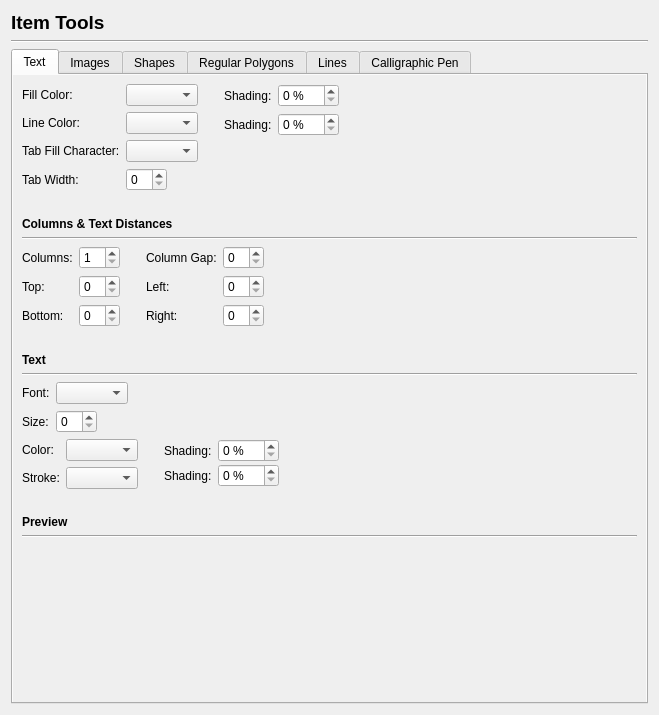
Old version of the form scribus/ui/prefs_itemtoolsbase.ui in the repository scribusproject/scribus.
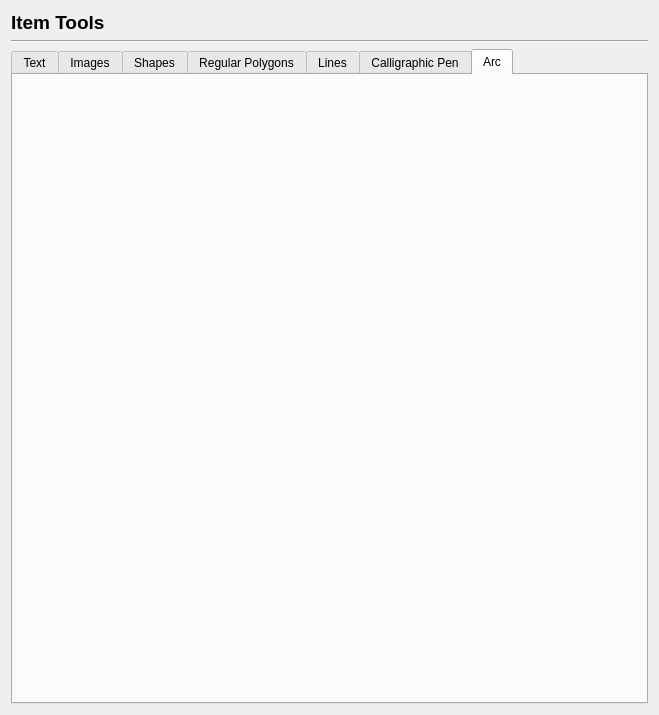
New version of the form. The open tabs and pages were chosen to show the change. Custom widgets are drawn as their Qt base class.

Commit message: Added preferences settings widget for arcs.

```diff
--- a/scribus/ui/prefs_itemtoolsbase.ui
+++ b/scribus/ui/prefs_itemtoolsbase.ui
@@ -79,8 +79,8 @@
            <rect>
             <x>0</x>
             <y>0</y>
-            <width>637</width>
-            <height>632</height>
+            <width>643</width>
+            <height>646</height>
            </rect>
           </property>
           <layout class="QVBoxLayout" name="verticalLayout_2">
@@ -1440,6 +1440,53 @@
        </item>
       </layout>
      </widget>
+     <widget class="QWidget" name="tab_5">
+      <attribute name="title">
+       <string>Arc</string>
+      </attribute>
+      <layout class="QVBoxLayout" name="verticalLayout_10">
+       <item>
+        <layout class="QHBoxLayout" name="horizontalLayout_11">
+         <item>
+          <widget class="ArcWidget" name="arcDisplay" native="true">
+           <property name="minimumSize">
+            <size>
+             <width>100</width>
+             <height>100</height>
+            </size>
+           </property>
+          </widget>
+         </item>
+         <item>
+          <spacer name="horizontalSpacer_17">
+           <property name="orientation">
+            <enum>Qt::Horizontal</enum>
+           </property>
+           <property name="sizeHint" stdset="0">
+            <size>
+             <width>40</width>
+             <height>20</height>
+            </size>
+           </property>
+          </spacer>
+         </item>
+        </layout>
+       </item>
+       <item>
+        <spacer name="verticalSpacer_12">
+         <property name="orientation">
+          <enum>Qt::Vertical</enum>
+         </property>
+         <property name="sizeHint" stdset="0">
+          <size>
+           <width>20</width>
+           <height>10</height>
+          </size>
+         </property>
+        </spacer>
+       </item>
+      </layout>
+     </widget>
     </widget>
    </item>
   </layout>
@@ -1447,8 +1494,8 @@
  <customwidgets>
   <customwidget>
    <class>ScrSpinBox</class>
-   <extends>QSpinBox</extends>
-   <header location="global">ui/scrspinbox.h</header>
+   <extends>QDoubleSpinBox</extends>
+   <header>ui/scrspinbox.h</header>
   </customwidget>
   <customwidget>
    <class>FontCombo</class>
@@ -1481,6 +1528,12 @@
    <extends>QToolButton</extends>
    <header>ui/linkbutton.h</header>
   </customwidget>
+  <customwidget>
+   <class>ArcWidget</class>
+   <extends>QWidget</extends>
+   <header>ui/arcwidget.h</header>
+   <container>1</container>
+  </customwidget>
  </customwidgets>
  <tabstops>
   <tabstop>tabWidget</tabstop>
```
Left out of the diff: 4 changed lines with no effect on the pictures. The commit also changes 5 other files.
